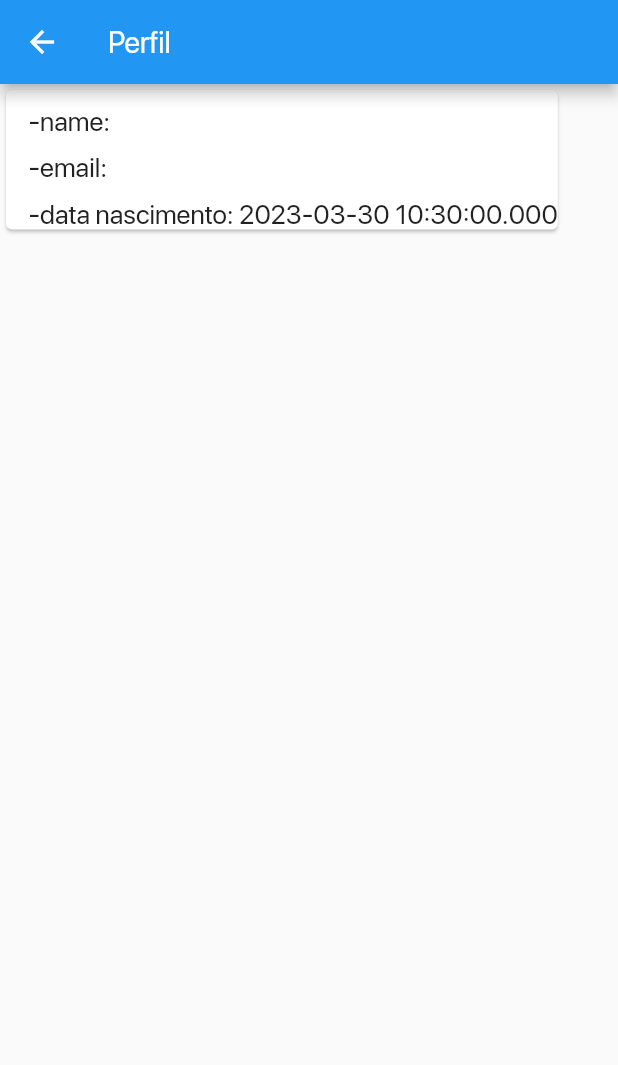
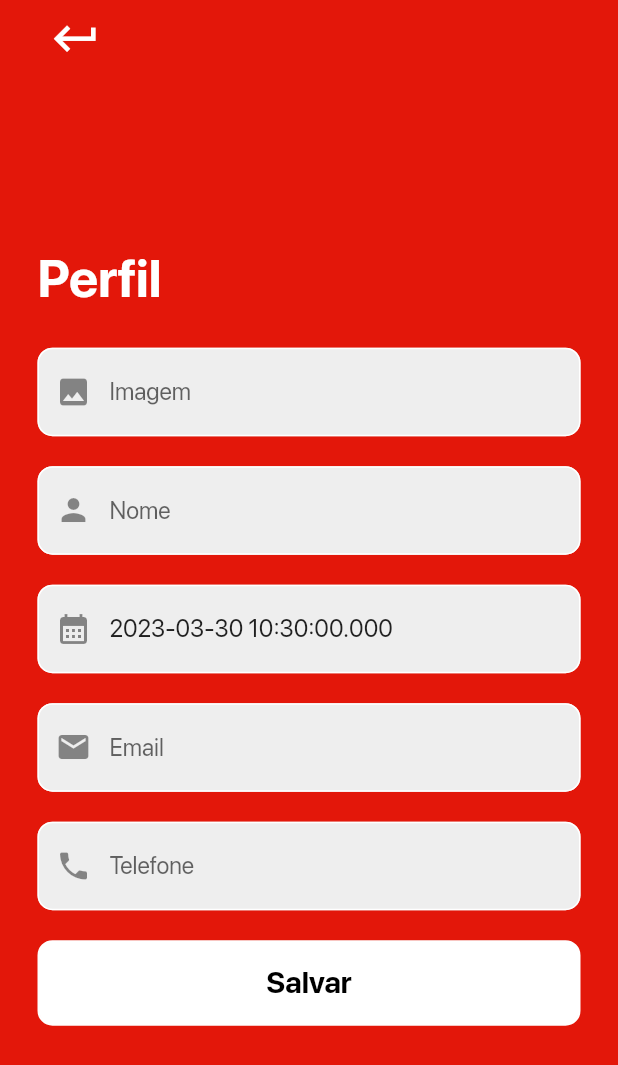
Before and after one commit to pepefcardoso/app-cronograma-receitas, a Flutter app: the PaginaPerfil screen opened by its route, on a phone screen of 412 x 824 dp. Shown: the top 1065 px of the screen. Run offline on Flutter 3.47's test engine with Material 2 defaults, Android fonts, the phone set to English and light mode, and no system bars; our stand-ins replace carousel_slider, cloud_firestore, equatable, firebase_auth, firebase_core, flutter_bloc and 2 more; accounts and stored records are empty; network calls fail.

Commit message:
Atualizações na pagina do perfil

```diff
--- a/lib/modelos/usuario.dart
+++ b/lib/modelos/usuario.dart
@@ -7,6 +7,7 @@ class Usuario extends Equatable {
   final String email;
   final DateTime? dataNascimento;
   final String? fotoPerfil;
+  final String? telefone;
 
   const Usuario({
     required this.id,
@@ -14,6 +15,7 @@ class Usuario extends Equatable {
     required this.email,
     this.dataNascimento,
     this.fotoPerfil,
+    this.telefone,
   });
 
   factory Usuario.fromDoc(DocumentSnapshot docUsuario) {
@@ -21,20 +23,22 @@ class Usuario extends Equatable {
 
     return Usuario(
       id: docUsuario.id,
-      nome: dadosUsuario!['name'],
+      nome: dadosUsuario!['nome'],
       email: dadosUsuario['email'],
-      dataNascimento: dadosUsuario['dataNascimento'].toDate(),
-      fotoPerfil: dadosUsuario['fotoPerfil'],
+      dataNascimento: dadosUsuario['data_nascimento'].toDate(),
+      fotoPerfil: dadosUsuario['foto_perfil'],
+      telefone: dadosUsuario['telefone'],
     );
   }
 
   factory Usuario.initialUser() {
     return const Usuario(
       id: '',
-      nome: '',
+      nome: null,
       email: '',
       dataNascimento: null,
-      fotoPerfil: '',
+      fotoPerfil: null,
+      telefone: null,
     );
   }
 
@@ -46,6 +50,7 @@ class Usuario extends Equatable {
       email,
       dataNascimento,
       fotoPerfil,
+      telefone,
     ];
   }
 
--- a/lib/paginas/componentes/campo_entrada.dart
+++ b/lib/paginas/componentes/campo_texto.dart
@@ -1,8 +1,8 @@
 import 'package:flutter/material.dart';
 import 'package:validators/validators.dart';
 
-class CampoEntrada extends StatelessWidget {
-  const CampoEntrada({
+class CampoTexto extends StatelessWidget {
+  const CampoTexto({
     required this.nomeCampo,
     required this.icone,
     this.onSaved,
--- a/lib/paginas/componentes/formulario_esqueceu_senha.dart
+++ b/lib/paginas/componentes/formulario_esqueceu_senha.dart
@@ -1,6 +1,6 @@
 import 'package:app_cronograma_receitas/blocs/sign_in/signin_cubit.dart';
 import 'package:app_cronograma_receitas/paginas/componentes/botao_personalizado.dart';
-import 'package:app_cronograma_receitas/paginas/componentes/campo_entrada.dart';
+import 'package:app_cronograma_receitas/paginas/componentes/campo_texto.dart';
 import 'package:app_cronograma_receitas/utils/dialogo_erro.dart';
 import 'package:app_cronograma_receitas/utils/snackbar.dart';
 import 'package:flutter/material.dart';
@@ -59,7 +59,8 @@ class FormularioEsqueceusenhaState extends State<FormularioEsqueceusenha> {
             shrinkWrap: true,
             children: [
               //Campo de email
-              CampoEntrada(
+
+              CampoTexto(
                 nomeCampo: 'Email',
                 icone: const Icon(Icons.email),
                 onSaved: (String? value) {
--- a/lib/paginas/componentes/formulario_login.dart
+++ b/lib/paginas/componentes/formulario_login.dart
@@ -1,7 +1,7 @@
 import 'package:app_cronograma_receitas/blocs/sign_in/signin_cubit.dart';
 import 'package:app_cronograma_receitas/paginas/componentes/botao_personalizado.dart';
 import 'package:app_cronograma_receitas/paginas/componentes/botao_texto_personalizado.dart';
-import 'package:app_cronograma_receitas/paginas/componentes/campo_entrada.dart';
+import 'package:app_cronograma_receitas/paginas/componentes/campo_texto.dart';
 import 'package:app_cronograma_receitas/paginas/pagina_esqueceu_senha.dart';
 import 'package:app_cronograma_receitas/utils/dialogo_erro.dart';
 import 'package:flutter/material.dart';
@@ -53,7 +53,7 @@ class _FormularioLoginState extends State<FormularioLogin> {
             shrinkWrap: true,
             children: [
               //Input do Email
-              CampoEntrada(
+              CampoTexto(
                 nomeCampo: 'Email',
                 icone: const Icon(Icons.email),
                 onSaved: (String? value) {
@@ -67,7 +67,7 @@ class _FormularioLoginState extends State<FormularioLogin> {
               const SizedBox(height: 15.0),
 
               //Input da senha
-              CampoEntrada(
+              CampoTexto(
                 nomeCampo: 'Senha',
                 icone: const Icon(Icons.lock),
                 onSaved: (String? value) {
--- /dev/null
+++ b/lib/paginas/componentes/formulario_perfil.dart
@@ -0,0 +1,181 @@
+import 'package:app_cronograma_receitas/blocs/perfil/perfil_cubit.dart';
+import 'package:app_cronograma_receitas/modelos/modelos.dart';
+import 'package:app_cronograma_receitas/paginas/componentes/botao_personalizado.dart';
+import 'package:app_cronograma_receitas/paginas/componentes/campo_texto.dart';
+import 'package:app_cronograma_receitas/utils/dialogo_erro.dart';
+import 'package:flutter/material.dart';
+import 'package:flutter_bloc/flutter_bloc.dart';
+
+class FormularioPerfil extends StatefulWidget {
+  const FormularioPerfil({
+    super.key,
+    required this.usuarioPadrao,
+  });
+
+  final Usuario usuarioPadrao;
+
+  @override
+  State<FormularioPerfil> createState() => FormularioPerfilState();
+}
+
+class FormularioPerfilState extends State<FormularioPerfil> {
+  final GlobalKey<FormState> _formKey = GlobalKey<FormState>();
+  AutovalidateMode _autovalidateMode = AutovalidateMode.disabled;
+  late String? _imagem, _nome, _dataNascimento, _email, _telefone;
+  late final TextEditingController _imagemController,
+      _nomeController,
+      _dataNascimentoController,
+      _emailController,
+      _telefoneController;
+
+  @override
+  void initState() {
+    _imagemController =
+        TextEditingController(text: widget.usuarioPadrao.fotoPerfil);
+    _nomeController = TextEditingController(text: widget.usuarioPadrao.nome);
+    _dataNascimentoController = TextEditingController(
+        text: widget.usuarioPadrao.dataNascimento.toString());
+    _emailController = TextEditingController(text: widget.usuarioPadrao.email);
+    _telefoneController =
+        TextEditingController(text: widget.usuarioPadrao.telefone);
+    super.initState();
+  }
+
+  @override
+  void dispose() {
+    _imagemController.dispose();
+    _nomeController.dispose();
+    _dataNascimentoController.dispose();
+    _emailController.dispose();
+    _telefoneController.dispose();
+    super.dispose();
+  }
+
+  void _submit() {
+    setState(() {
+      _autovalidateMode = AutovalidateMode.always;
+    });
+
+    final form = _formKey.currentState;
+
+    if (form == null || !form.validate()) return;
+
+    form.save();
+
+    final String uid = context.read<PerfilCubit>().state.usuario.id;
+
+    context.read<PerfilCubit>().atualizaPerfil(
+      uid: uid,
+      info: {
+        "imagem": _imagem,
+        "nome": _nome,
+        "data_nascimento": _dataNascimento,
+        "email": _email,
+        "telefone": _telefone,
+      },
+    );
+  }
+
+  @override
+  Widget build(BuildContext context) {
+    return BlocConsumer<PerfilCubit, PerfilState>(
+      listener: (context, state) {
+        if (state.statusPerfil == StatusPerfil.erro) {
+          dialogoErro(context, state.erro);
+          Navigator.pop(context);
+        }
+      },
+      builder: (context, state) {
+        return Form(
+          key: _formKey,
+          autovalidateMode: _autovalidateMode,
+          child: ListView(
+            reverse: true,
+            shrinkWrap: true,
+            children: [
+              //Campo de email
+              CampoTexto(
+                nomeCampo: 'Imagem',
+                controller: _imagemController,
+                icone: const Icon(Icons.image),
+                onSaved: (String? value) {
+                  _imagem = value!.trim();
+                },
+                tamanhoMinimo: 5,
+              ),
+
+              const SizedBox(height: 20.0),
+
+              //Campo de email
+              CampoTexto(
+                nomeCampo: 'Nome',
+                controller: _nomeController,
+                icone: const Icon(Icons.person),
+                onSaved: (String? value) {
+                  _nome = value!.trim();
+                },
+                tamanhoMinimo: 5,
+              ),
+
+              const SizedBox(height: 20.0),
+
+              //Campo de email
+              CampoTexto(
+                nomeCampo: 'Nascimento',
+                controller: _dataNascimentoController,
+                icone: const Icon(Icons.calendar_month),
+                onSaved: (String? value) {
+                  _dataNascimento = value!.trim();
+                },
+                tamanhoMinimo: 8,
+                modoTeclado: TextInputType.datetime,
+              ),
+
+              const SizedBox(height: 20.0),
+
+              //Campo de email
+              CampoTexto(
+                nomeCampo: 'Email',
+                controller: _emailController,
+                icone: const Icon(Icons.email),
+                onSaved: (String? value) {
+                  _email = value!.trim();
+                },
+                tamanhoMinimo: 10,
+                ehEmail: true,
+                modoTeclado: TextInputType.emailAddress,
+              ),
+
+              const SizedBox(height: 20.0),
+
+              //Campo de email
+              CampoTexto(
+                nomeCampo: 'Telefone',
+                controller: _telefoneController,
+                icone: const Icon(Icons.phone),
+                onSaved: (String? value) {
+                  _telefone = value!.trim();
+                },
+                tamanhoMinimo: 11,
+                modoTeclado: TextInputType.phone,
+              ),
+
+              const SizedBox(height: 20.0),
+
+              //Botão de submit
+              BotaoPersonalizado(
+                onPressed: _submit,
+                corPrincipal: Colors.white,
+                texto: state.statusPerfil == StatusPerfil.carregando
+                    ? 'Carregando...'
+                    : 'Salvar',
+                corBorda: Colors.white,
+                cortexto: Colors.black,
+              ),
+            ].reversed.toList(),
+          ),
+        );
+      },
+    );
+  }
+}
--- a/lib/paginas/componentes/formulario_registro.dart
+++ b/lib/paginas/componentes/formulario_registro.dart
@@ -1,6 +1,6 @@
 import 'package:app_cronograma_receitas/blocs/sign_up/signup_cubit.dart';
 import 'package:app_cronograma_receitas/paginas/componentes/botao_personalizado.dart';
-import 'package:app_cronograma_receitas/paginas/componentes/campo_entrada.dart';
+import 'package:app_cronograma_receitas/paginas/componentes/campo_texto.dart';
 import 'package:app_cronograma_receitas/utils/dialogo_erro.dart';
 import 'package:flutter/material.dart';
 import 'package:flutter_bloc/flutter_bloc.dart';
@@ -53,7 +53,7 @@ class FormularioRegistroUsuarioState extends State<FormularioRegistroUsuario> {
             shrinkWrap: true,
             children: [
               //Campo de email
-              CampoEntrada(
+              CampoTexto(
                 nomeCampo: 'Email',
                 icone: const Icon(Icons.email),
                 onSaved: (String? value) {
@@ -67,7 +67,7 @@ class FormularioRegistroUsuarioState extends State<FormularioRegistroUsuario> {
               const SizedBox(height: 20.0),
 
               //Campo de senha
-              CampoEntrada(
+              CampoTexto(
                 controller: _senhaController,
                 nomeCampo: 'Senha',
                 icone: const Icon(Icons.lock),
--- a/lib/paginas/pagina_perfil.dart
+++ b/lib/paginas/pagina_perfil.dart
@@ -1,5 +1,6 @@
 import 'package:app_cronograma_receitas/blocs/autenticacao/autenticacao_bloc.dart';
 import 'package:app_cronograma_receitas/blocs/perfil/perfil_cubit.dart';
+import 'package:app_cronograma_receitas/paginas/componentes/formulario_perfil.dart';
 import 'package:app_cronograma_receitas/utils/dialogo_erro.dart';
 import 'package:flutter/material.dart';
 import 'package:flutter_bloc/flutter_bloc.dart';
@@ -16,8 +17,8 @@ class PaginaPerfil extends StatefulWidget {
 class _PaginaPerfil extends State<PaginaPerfil> {
   @override
   void initState() {
+    _buscaPerfil();
     super.initState();
-    _buscaPerfil();
   }
 
   void _buscaPerfil() {
@@ -28,78 +29,80 @@ class _PaginaPerfil extends State<PaginaPerfil> {
 
   @override
   Widget build(BuildContext context) {
-    return Scaffold(
-      appBar: AppBar(
-        title: const Text('Perfil'),
-      ),
+    return GestureDetector(
+      onTap: () => FocusScope.of(context).unfocus(),
+      child: Scaffold(
+        resizeToAvoidBottomInset: false,
+        backgroundColor: const Color.fromRGBO(227, 23, 10, 1),
         body: BlocConsumer<PerfilCubit, PerfilState>(
           listener: (context, state) {
             if (state.statusPerfil == StatusPerfil.erro) {
               dialogoErro(context, state.erro);
+              Navigator.pop(context);
             }
           },
           builder: (context, state) {
-          if (state.statusPerfil == StatusPerfil.inicial) {
+            if (state.statusPerfil == StatusPerfil.carregando) {
+              return const Center(child: CircularProgressIndicator());
+            } else if (state.statusPerfil == StatusPerfil.inicial) {
               return Container();
-          } else if (state.statusPerfil == StatusPerfil.carregando) {
-            return const Center(child: CircularProgressIndicator());
-          } else if (state.statusPerfil == StatusPerfil.erro) {
-            return Center(
-              child: Row(
-                crossAxisAlignment: CrossAxisAlignment.center,
-                mainAxisAlignment: MainAxisAlignment.center,
-                children: const [
-                  Icon(
-                    Icons.error,
-                    color: Colors.red,
-                    size: 100.0,
+            }
+            return SafeArea(
+              child: Center(
+                child: Padding(
+                  padding: const EdgeInsets.symmetric(
+                    horizontal: 25.0,
                   ),
-                  SizedBox(width: 20),
-                  Text(
-                    'Ooops!\nTry again!',
-                    textAlign: TextAlign.center,
-                    style: TextStyle(
-                      fontSize: 30.0,
-                      color: Colors.red,
+                  child: Column(
+                    children: [
+                      Expanded(
+                        flex: 2,
+                        child: Align(
+                          alignment: Alignment.topLeft,
+                          child: IconButton(
+                            onPressed: () {
+                              Navigator.pop(context);
+                            },
+                            icon: const Icon(Icons.keyboard_return),
+                            color: Colors.white,
+                            iconSize: 35.0,
                           ),
                         ),
-                ],
                       ),
-            );
-          }
-          return Card(
+                      Expanded(
+                        flex: 7,
                         child: Column(
-              mainAxisSize: MainAxisSize.min,
-              crossAxisAlignment: CrossAxisAlignment.start,
                           children: [
-                const SizedBox(height: 10.0),
-                Padding(
-                  padding: const EdgeInsets.only(left: 15.0),
-                  child: Column(
-                    crossAxisAlignment: CrossAxisAlignment.start,
-                    children: [
-                      Text(
-                        '-name: ${state.usuario.nome}',
-                        style: const TextStyle(fontSize: 18.0),
+                            const Align(
+                              alignment: Alignment.centerLeft,
+                              child: Text(
+                                "Perfil",
+                                style: TextStyle(
+                                  color: Colors.white,
+                                  fontSize: 35.0,
+                                  fontWeight: FontWeight.bold,
                                 ),
-                      const SizedBox(height: 10.0),
-                      Text(
-                        '-email: ${state.usuario.email}',
-                        style: const TextStyle(fontSize: 18.0),
                               ),
-                      const SizedBox(height: 10.0),
-                      Text(
-                        '-data nascimento: ${state.usuario.dataNascimento.toString()}',
-                        style: const TextStyle(fontSize: 18.0),
+                            ),
+                            const SizedBox(height: 25.0),
+                            FormularioPerfil(
+                              usuarioPadrao: state.usuario,
                             ),
                           ],
                         ),
                       ),
+                      const Expanded(
+                        flex: 1,
+                        child: SizedBox(),
+                      )
                     ],
+                  ),
+                ),
               ),
             );
           },
         ),
+      ),
     );
   }
 }
```
Also changed, not shown: lib/blocs/perfil/perfil_cubit.dart (+32 -1 lines), lib/repositorios/perfil.dart (+25 -1 lines), 1 other file. Lines whose indentation alone changed are shown as unchanged.
